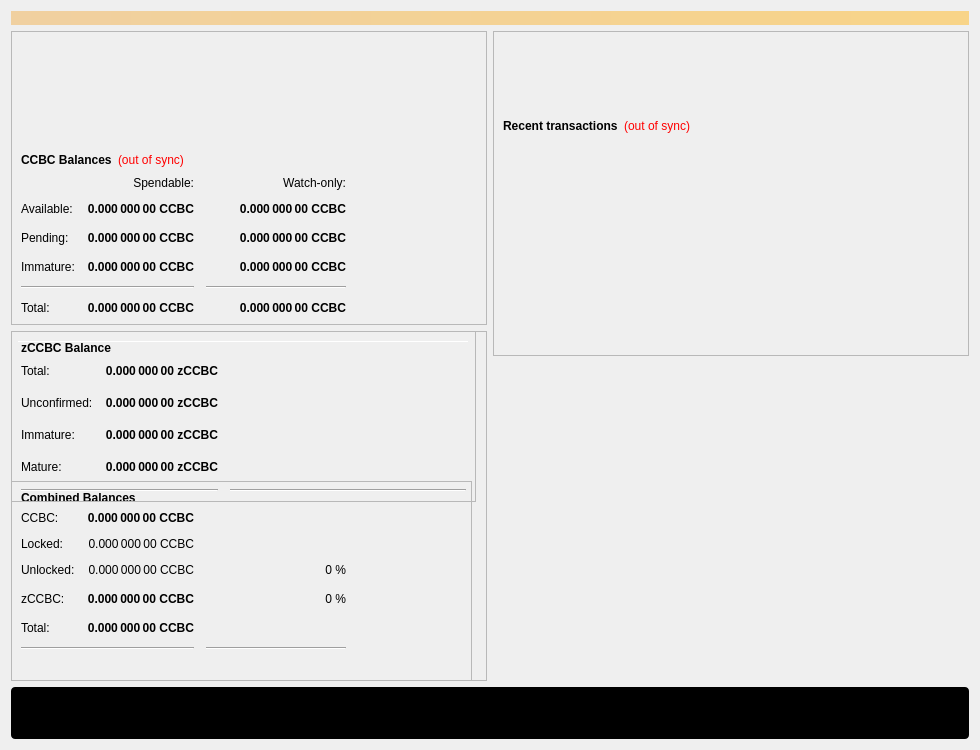
Qt form src/qt/forms/overviewpage.ui (CryptoCashBack-Hub/smrtc) before a commit.
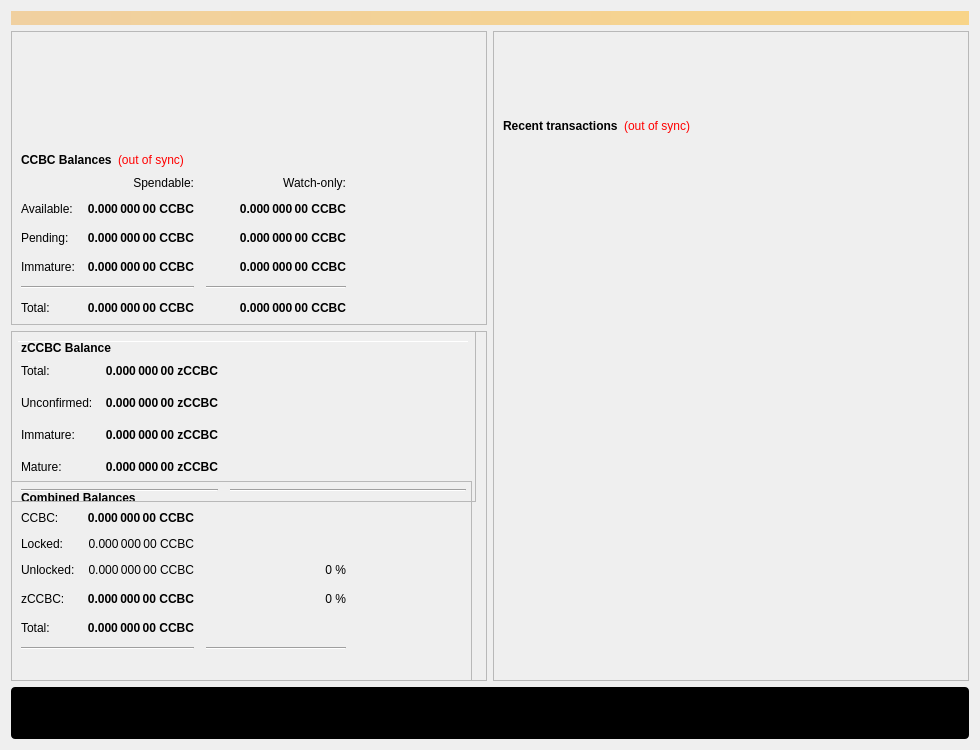
The same form after that commit. Icons and pictures are not drawn.

Commit message: Background / Recent

```diff
--- a/src/qt/forms/overviewpage.ui
+++ b/src/qt/forms/overviewpage.ui
@@ -1469,24 +1469,8 @@
       </layout>
      </item>
      <item row="0" column="1">
-      <layout class="QGridLayout" name="gridLayout_8">
-       <item row="1" column="0">
-        <spacer name="verticalSpacer_2">
-         <property name="orientation">
-          <enum>Qt::Vertical</enum>
-         </property>
-         <property name="sizeType">
-          <enum>QSizePolicy::Expanding</enum>
-         </property>
-         <property name="sizeHint" stdset="0">
-          <size>
-           <width>20</width>
-           <height>40</height>
-          </size>
-         </property>
-        </spacer>
-       </item>
-       <item row="0" column="0">
+      <layout class="QVBoxLayout" name="verticalLayout_3">
+       <item>
         <widget class="QFrame" name="frame_2">
          <property name="frameShape">
           <enum>QFrame::StyledPanel</enum>
```
Left out of the diff: 4 changed lines with no effect on the pictures. The commit also changes 2 other files.
